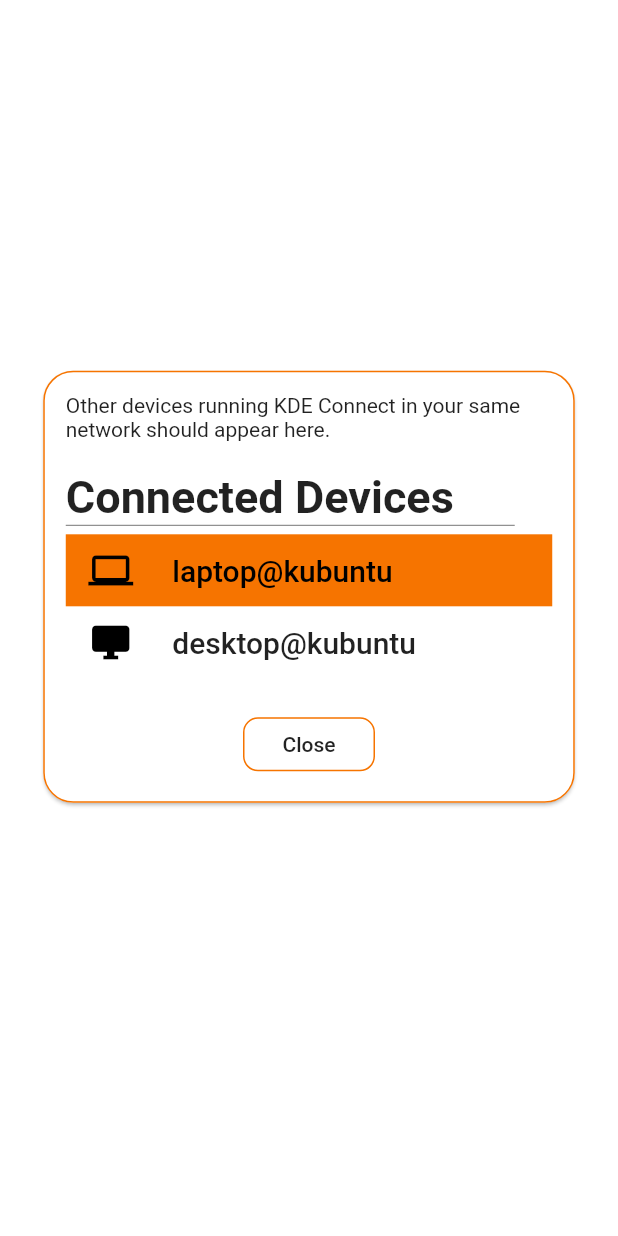
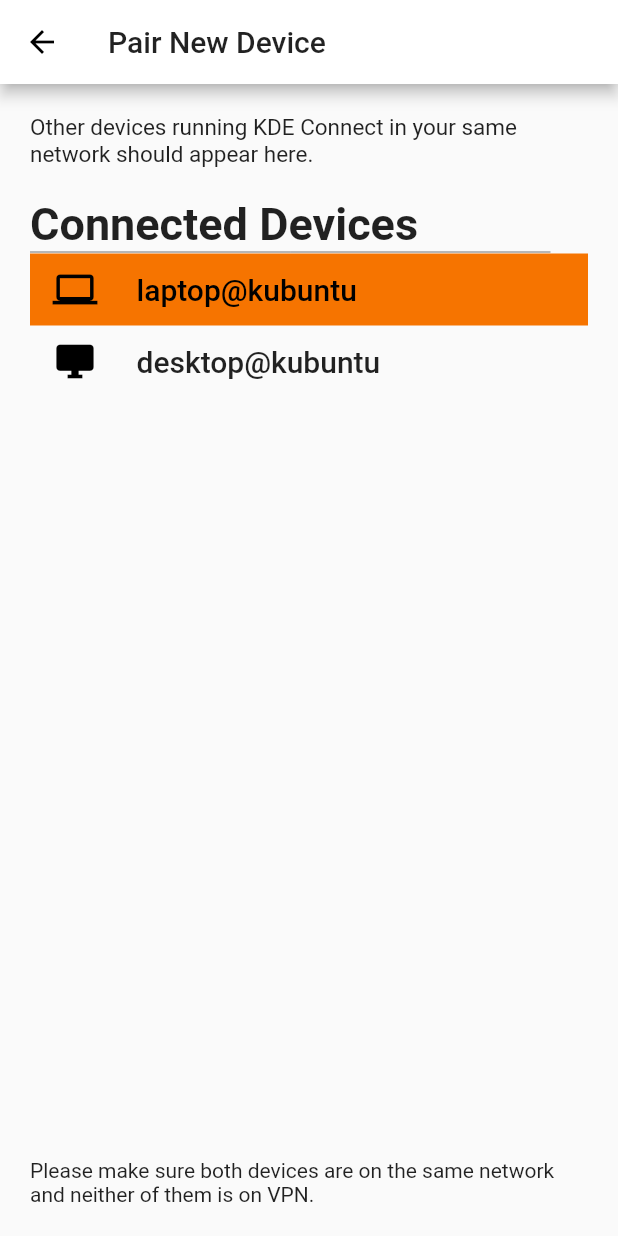
Before and after one commit to KhalidWar/kdeconnect, a Flutter app: the PairNewDevice screen opened by its route, on a phone screen of 412 x 824 dp. Run offline on Flutter 3.47's test engine with Material 2 defaults, Android fonts, the light colour scheme and no system bars; our stand-ins replace font_awesome_flutter, shared_preferences; accounts and stored records are empty.

Commit message:
Changes to be committed: 	modified:   lib/screens/pair_new_device_screen.dart

```diff
--- a/lib/screens/pair_new_device_screen.dart
+++ b/lib/screens/pair_new_device_screen.dart
@@ -14,39 +14,25 @@
 class _PairNewDeviceState extends State<PairNewDevice> {
   @override
   Widget build(BuildContext context) {
-    var height = MediaQuery.of(context).size.height;
-    var width = MediaQuery.of(context).size.width;
-    return Column(
-      children: [
-        Card(
-          margin: EdgeInsets.symmetric(
-              horizontal: width * 0.07, vertical: height * 0.3),
-          shape: RoundedRectangleBorder(
-              borderRadius: BorderRadius.all(Radius.circular(20)),
-              side: BorderSide(
-                  style: BorderStyle.solid,
-                  color: Theme.of(context).accentColor)),
-          child: Padding(
-            padding: EdgeInsets.all(15),
+    return Scaffold(
+      appBar: AppBar(title: Text('Pair New Device')),
+      body: Padding(
+        padding: EdgeInsets.all(20),
         child: Column(
-              mainAxisSize: MainAxisSize.min,
           crossAxisAlignment: CrossAxisAlignment.start,
           children: <Widget>[
             Text(
                 'Other devices running KDE Connect in your same network should appear here.',
-                ),
+                style: TextStyle(fontSize: 15)),
             SizedBox(height: 20),
             Text('Connected Devices',
-                    style:
-                        TextStyle(fontSize: 30, fontWeight: FontWeight.bold)),
+                style: TextStyle(fontSize: 30, fontWeight: FontWeight.bold)),
             Divider(
               endIndent: 25,
               height: 2,
-                  color:
-                      isLightTheme(context) ? Colors.black54 : Colors.white54,
+              color: isLightTheme(context) ? Colors.black54 : Colors.white54,
             ),
-                SizedBox(height: 5),
-                Flexible(
+            Expanded(
               child: ListView.builder(
                 shrinkWrap: true,
                 itemCount: connectedDevicesList.length,
@@ -54,7 +40,8 @@
                   return DevicesListTile(
                     label: connectedDevicesList[index].label,
                     icon: connectedDevicesList[index].icon,
-                        isConnected: connectedDevicesList[index].isConnected,
+                    isConnected:
+                        connectedDevicesList[index].isConnected ? true : false,
                     onPressed: () {
                       showModal(
                         context: context,
@@ -67,20 +54,14 @@
                 },
               ),
             ),
-                SizedBox(height: 20),
-                Center(
-                  child: FlatButton(
-                    child: Text('Close'),
-                    onPressed: () {
-                      Navigator.pop(context);
-                    },
+            Container(
+              child: Text(
+                'Please make sure both devices are on the same network and neither of them is on VPN.',
               ),
-                )
+            ),
           ],
         ),
       ),
-        ),
-      ],
     );
   }
 }
```
Lines whose indentation alone changed are shown as unchanged.
